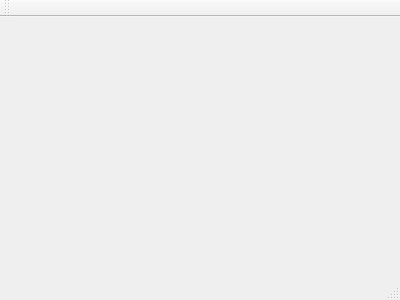
First picture: the form in lab_06/mainwindow.ui, repository bmstu-ics7/computer-graphics, before the edit.
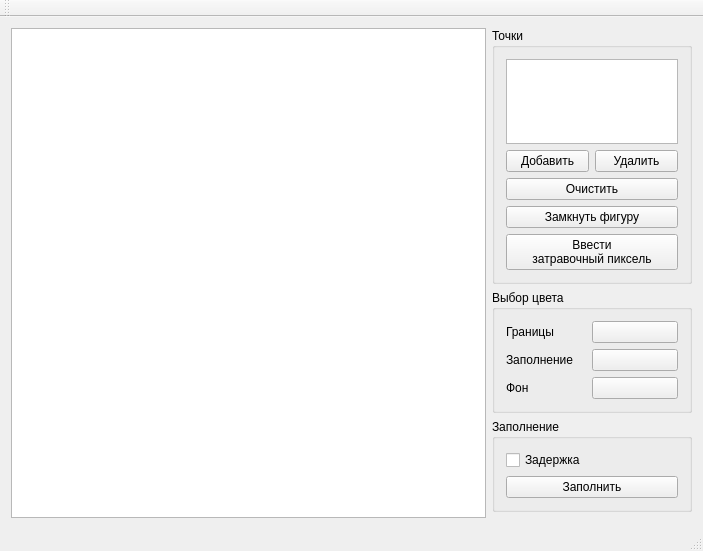
Second picture: the form after the edit.

Patch:
```diff
--- a/lab_06/mainwindow.ui
+++ b/lab_06/mainwindow.ui
@@ -1,24 +1,223 @@
 <ui version="4.0">
  <class>MainWindow</class>
- <widget class="QMainWindow" name="MainWindow" >
-  <property name="geometry" >
+ <widget class="QMainWindow" name="MainWindow">
+  <property name="geometry">
    <rect>
     <x>0</x>
     <y>0</y>
-    <width>400</width>
-    <height>300</height>
+    <width>703</width>
+    <height>551</height>
    </rect>
   </property>
-  <property name="windowTitle" >
+  <property name="minimumSize">
+   <size>
+    <width>703</width>
+    <height>551</height>
+   </size>
+  </property>
+  <property name="windowTitle">
    <string>MainWindow</string>
   </property>
-  <widget class="QMenuBar" name="menuBar" />
-  <widget class="QToolBar" name="mainToolBar" />
-  <widget class="QWidget" name="centralWidget" />
-  <widget class="QStatusBar" name="statusBar" />
+  <property name="styleSheet">
+   <string notr="true"/>
+  </property>
+  <widget class="QWidget" name="centralWidget">
+   <layout class="QGridLayout" name="gridLayout_3">
+    <item row="0" column="1">
+     <widget class="QGroupBox" name="groupBoxDots">
+      <property name="maximumSize">
+       <size>
+        <width>200</width>
+        <height>16777215</height>
+       </size>
+      </property>
+      <property name="styleSheet">
+       <string notr="true"/>
+      </property>
+      <property name="title">
+       <string>Точки</string>
+      </property>
+      <layout class="QGridLayout" name="gridLayout_4">
+       <item row="3" column="0" colspan="2">
+        <widget class="QPushButton" name="btnFigure">
+         <property name="text">
+          <string>Замкнуть фигуру</string>
+         </property>
+        </widget>
+       </item>
+       <item row="2" column="0" colspan="2">
+        <widget class="QPushButton" name="btnClear">
+         <property name="text">
+          <string>Очистить</string>
+         </property>
+        </widget>
+       </item>
+       <item row="0" column="0" colspan="2">
+        <widget class="QListWidget" name="listDots">
+         <property name="maximumSize">
+          <size>
+           <width>200</width>
+           <height>16777215</height>
+          </size>
+         </property>
+        </widget>
+       </item>
+       <item row="1" column="0">
+        <widget class="QPushButton" name="btnAdd">
+         <property name="text">
+          <string>Добавить</string>
+         </property>
+        </widget>
+       </item>
+       <item row="1" column="1">
+        <widget class="QPushButton" name="btnDelete">
+         <property name="text">
+          <string>Удалить</string>
+         </property>
+        </widget>
+       </item>
+       <item row="4" column="0" colspan="2">
+        <widget class="QPushButton" name="btnSeed">
+         <property name="text">
+          <string>Ввести
+затравочный пиксель</string>
+         </property>
+        </widget>
+       </item>
+      </layout>
+      <zorder>btnAdd</zorder>
+      <zorder>listDots</zorder>
+      <zorder>btnDelete</zorder>
+      <zorder>btnClear</zorder>
+      <zorder>btnFigure</zorder>
+      <zorder>btnSeed</zorder>
+     </widget>
+    </item>
+    <item row="2" column="1">
+     <widget class="QGroupBox" name="groupBoxDelay">
+      <property name="title">
+       <string>Заполнение</string>
+      </property>
+      <layout class="QGridLayout" name="gridLayout">
+       <item row="0" column="0">
+        <widget class="QCheckBox" name="chbDelay">
+         <property name="text">
+          <string>Задержка</string>
+         </property>
+        </widget>
+       </item>
+       <item row="1" column="0">
+        <widget class="QPushButton" name="btnStart">
+         <property name="text">
+          <string>Заполнить</string>
+         </property>
+        </widget>
+       </item>
+      </layout>
+     </widget>
+    </item>
+    <item row="1" column="1">
+     <widget class="QGroupBox" name="groupBoxColor">
+      <property name="minimumSize">
+       <size>
+        <width>200</width>
+        <height>0</height>
+       </size>
+      </property>
+      <property name="maximumSize">
+       <size>
+        <width>200</width>
+        <height>16777215</height>
+       </size>
+      </property>
+      <property name="title">
+       <string>Выбор цвета</string>
+      </property>
+      <layout class="QGridLayout" name="gridLayout_2">
+       <item row="0" column="0">
+        <widget class="QLabel" name="lblEdge">
+         <property name="text">
+          <string>Границы</string>
+         </property>
+        </widget>
+       </item>
+       <item row="0" column="1">
+        <widget class="QPushButton" name="btnColorEdge">
+         <property name="text">
+          <string/>
+         </property>
+        </widget>
+       </item>
+       <item row="1" column="0">
+        <widget class="QLabel" name="lblFill">
+         <property name="maximumSize">
+          <size>
+           <width>80</width>
+           <height>16777215</height>
+          </size>
+         </property>
+         <property name="text">
+          <string>Заполнение</string>
+         </property>
+        </widget>
+       </item>
+       <item row="1" column="1">
+        <widget class="QPushButton" name="btnColorFill">
+         <property name="text">
+          <string/>
+         </property>
+        </widget>
+       </item>
+       <item row="2" column="0">
+        <widget class="QLabel" name="lblBackground">
+         <property name="text">
+          <string>Фон</string>
+         </property>
+        </widget>
+       </item>
+       <item row="2" column="1">
+        <widget class="QPushButton" name="btnColorBackground">
+         <property name="text">
+          <string/>
+         </property>
+        </widget>
+       </item>
+      </layout>
+     </widget>
+    </item>
+    <item row="0" column="0" rowspan="4">
+     <widget class="QGraphicsView" name="canvas">
+      <property name="mouseTracking">
+       <bool>true</bool>
+      </property>
+      <property name="styleSheet">
+       <string notr="true"/>
+      </property>
+     </widget>
+    </item>
+   </layout>
+  </widget>
+  <widget class="QMenuBar" name="menuBar">
+   <property name="geometry">
+    <rect>
+     <x>0</x>
+     <y>0</y>
+     <width>703</width>
+     <height>22</height>
+    </rect>
+   </property>
+  </widget>
+  <widget class="QToolBar" name="mainToolBar">
+   <attribute name="toolBarArea">
+    <enum>TopToolBarArea</enum>
+   </attribute>
+   <attribute name="toolBarBreak">
+    <bool>false</bool>
+   </attribute>
+  </widget>
+  <widget class="QStatusBar" name="statusBar"/>
  </widget>
- <layoutDefault spacing="6" margin="11" />
- <pixmapfunction></pixmapfunction>
+ <layoutdefault spacing="6" margin="11"/>
  <resources/>
  <connections/>
 </ui>
```
Left out of the diff: 1 changed line with no effect on the pictures.
